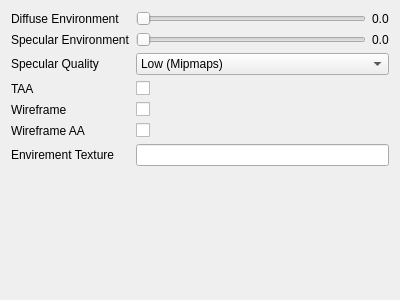
Old version of the form src/editor/settings.ui in the repository frame-r/RenderMaster.
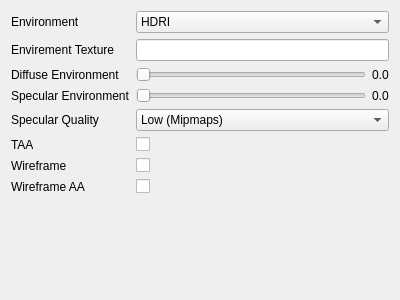
New version of the form. Custom widgets are drawn as their Qt base class.

Commit message: Atmosphere environment. import in background thread

The edit to the form file:
```diff
--- a/src/editor/settings.ui
+++ b/src/editor/settings.ui
@@ -14,7 +14,7 @@
    <string>Form</string>
   </property>
   <layout class="QFormLayout" name="formLayout">
-   <item row="0" column="0">
+   <item row="2" column="0">
     <layout class="QHBoxLayout" name="horizontalLayout_4">
      <item>
       <widget class="QLabel" name="diffuse_env">
@@ -25,7 +25,7 @@
      </item>
     </layout>
    </item>
-   <item row="0" column="1">
+   <item row="2" column="1">
     <layout class="QHBoxLayout" name="horizontalLayout">
      <item>
       <widget class="QSlider" name="diffuse_env_sl">
@@ -43,7 +43,7 @@
      </item>
     </layout>
    </item>
-   <item row="1" column="0">
+   <item row="3" column="0">
     <layout class="QHBoxLayout" name="horizontalLayout_5">
      <item>
       <widget class="QLabel" name="diffuse_env_2">
@@ -54,7 +54,7 @@
      </item>
     </layout>
    </item>
-   <item row="1" column="1">
+   <item row="3" column="1">
     <layout class="QHBoxLayout" name="horizontalLayout_6">
      <item>
       <widget class="QSlider" name="specular_env_sl">
@@ -72,14 +72,14 @@
      </item>
     </layout>
    </item>
-   <item row="2" column="0">
+   <item row="4" column="0">
     <widget class="QLabel" name="label">
      <property name="text">
       <string>Specular Quality</string>
      </property>
     </widget>
    </item>
-   <item row="2" column="1">
+   <item row="4" column="1">
     <widget class="QComboBox" name="spec_quality_cb">
      <item>
       <property name="text">
@@ -103,58 +103,79 @@
      </item>
     </widget>
    </item>
-   <item row="3" column="0">
+   <item row="5" column="0">
     <widget class="QLabel" name="label_2">
      <property name="text">
       <string>TAA</string>
      </property>
     </widget>
    </item>
-   <item row="3" column="1">
-    <widget class="QCheckBox" name="taa_cb">
-     <property name="text">
-      <string/>
-     </property>
-    </widget>
-   </item>
    <item row="5" column="1">
+    <widget class="QCheckBox" name="taa_cb">
+     <property name="text">
+      <string/>
+     </property>
+    </widget>
+   </item>
+   <item row="7" column="1">
     <widget class="QCheckBox" name="wireframe_aa">
      <property name="text">
       <string/>
      </property>
     </widget>
    </item>
-   <item row="5" column="0">
+   <item row="7" column="0">
     <widget class="QLabel" name="label_3">
      <property name="text">
       <string>Wireframe AA</string>
      </property>
     </widget>
    </item>
-   <item row="4" column="1">
+   <item row="6" column="1">
     <widget class="QCheckBox" name="wireframe_">
      <property name="text">
       <string/>
      </property>
     </widget>
    </item>
-   <item row="4" column="0">
+   <item row="6" column="0">
     <widget class="QLabel" name="label_4">
      <property name="text">
       <string>Wireframe</string>
      </property>
     </widget>
    </item>
-   <item row="6" column="1">
-    <widget class="MyLineEdit" name="env_le"/>
+   <item row="0" column="0">
+    <widget class="QLabel" name="envt_l">
+     <property name="text">
+      <string>Environment</string>
+     </property>
+    </widget>
    </item>
-   <item row="6" column="0">
+   <item row="1" column="0">
     <widget class="QLabel" name="env_l">
      <property name="text">
       <string>Envirement Texture</string>
      </property>
     </widget>
    </item>
+   <item row="1" column="1">
+    <widget class="MyLineEdit" name="env_le"/>
+   </item>
+   <item row="0" column="1">
+    <widget class="QComboBox" name="env_cb">
+	 <item>
+      <property name="text">
+       <string>HDRI</string>
+      </property>
+     </item>
+	 <item>
+      <property name="text">
+       <string>Atmosphere</string>
+      </property>
+     </item>
+	</widget>
+   </item>
   </layout>
  </widget>
  <customwidgets>
```
The commit also changes 45 other files.
